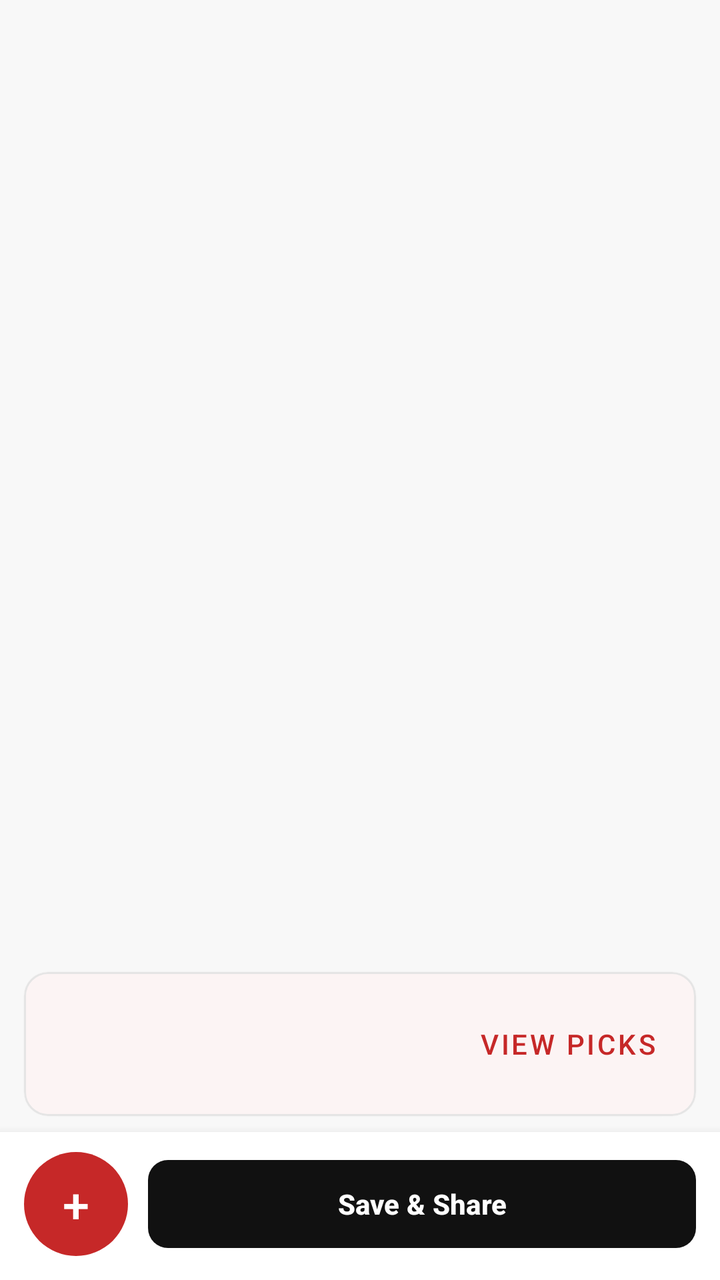
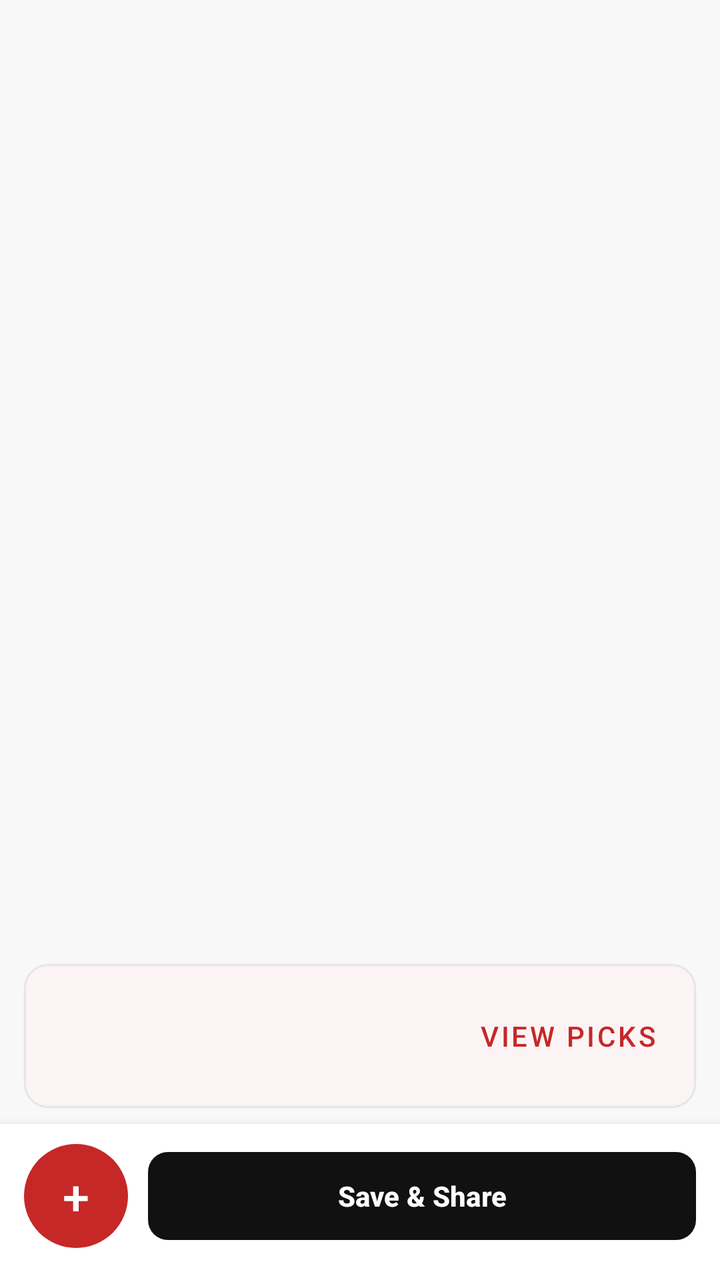

An Android layout rendered at two revisions. The XML below is the earlier revision; the diff shows what the commit changed to produce the second picture.
<!-- AndroidManifest.xml: application theme Theme.TirTirMCommerce -->
<!-- res/layout/page_routine_steps.xml -->
<?xml version="1.0" encoding="utf-8"?>
<LinearLayout xmlns:android="http://schemas.android.com/apk/res/android"
    xmlns:app="http://schemas.android.com/apk/res-auto"
    android:layout_width="match_parent"
    android:layout_height="match_parent"
    android:background="@color/tirtir_off_white"
    android:orientation="vertical">

    <androidx.recyclerview.widget.RecyclerView
        android:id="@+id/rvRoutineSteps"
        android:layout_width="match_parent"
        android:layout_height="0dp"
        android:layout_weight="1"
        android:clipToPadding="false"
        android:paddingStart="12dp"
        android:paddingTop="12dp"
        android:paddingEnd="12dp"
        android:paddingBottom="8dp" />

    <com.google.android.material.card.MaterialCardView
        android:id="@+id/cardRoutineSuggestion"
        android:layout_width="match_parent"
        android:layout_height="wrap_content"
        android:layout_marginStart="12dp"
        android:layout_marginEnd="12dp"
        android:layout_marginBottom="8dp"
        app:cardBackgroundColor="@color/tirtir_white"
        app:cardCornerRadius="12dp"
        app:cardElevation="1dp"
        app:strokeColor="@color/tirtir_border_gray"
        app:strokeWidth="1dp">

        <LinearLayout
            android:layout_width="match_parent"
            android:layout_height="wrap_content"
            android:gravity="center_vertical"
            android:orientation="horizontal"
            android:padding="12dp">

            <TextView
                android:id="@+id/tvRoutineSuggestion"
                android:layout_width="0dp"
                android:layout_height="wrap_content"
                android:layout_weight="1"
                android:textColor="@color/tirtir_black"
                android:textSize="13sp"
                android:textStyle="bold" />

            <com.google.android.material.button.MaterialButton
                android:id="@+id/btnViewRoutineSuggestion"
                style="@style/Widget.MaterialComponents.Button.TextButton"
                android:layout_width="wrap_content"
                android:layout_height="48dp"
                android:text="View picks"
                android:textColor="@color/tirtir_red_primary" />
        </LinearLayout>
    </com.google.android.material.card.MaterialCardView>

    <LinearLayout
        android:layout_width="match_parent"
        android:layout_height="wrap_content"
        android:background="@color/tirtir_white"
        android:elevation="8dp"
        android:gravity="center_vertical"
        android:orientation="horizontal"
        android:paddingStart="12dp"
        android:paddingTop="10dp"
        android:paddingEnd="12dp"
        android:paddingBottom="12dp">

        <com.google.android.material.button.MaterialButton
            android:id="@+id/btnAddRoutineStep"
            android:layout_width="52dp"
            android:layout_height="52dp"
            android:contentDescription="Add product"
            android:insetTop="0dp"
            android:insetBottom="0dp"
            android:padding="0dp"
            android:text="+"
            android:textColor="@color/tirtir_white"
            android:textSize="24sp"
            app:backgroundTint="@color/tirtir_red_primary"
            app:cornerRadius="26dp" />

        <com.google.android.material.button.MaterialButton
            android:id="@+id/btnSaveShareRoutine"
            android:layout_width="0dp"
            android:layout_height="52dp"
            android:layout_marginStart="10dp"
            android:layout_weight="1"
            android:enabled="false"
            android:text="Save &amp; Share"
            android:textColor="@color/tirtir_white"
            android:textStyle="bold"
            app:backgroundTint="@color/tirtir_black"
            app:cornerRadius="10dp" />
    </LinearLayout>
</LinearLayout>
<!-- resources referenced by this layout -->
<resources>
  <color name="tirtir_black">#111111</color>
  <color name="tirtir_border_gray">#E5E5E5</color>
  <color name="tirtir_off_white">#F8F8F8</color>
  <color name="tirtir_red_primary">#C62828</color>
  <color name="tirtir_white">#FFFFFF</color>
  <style name="Theme.TirTirMCommerce" parent="Base.Theme.TirTirMCommerce" />
  <style name="Base.Theme.TirTirMCommerce" parent="Theme.Material3.DayNight.NoActionBar">
          
          <item name="colorPrimary">@color/tirtir_red_primary</item>
          <item name="colorPrimaryDark">@color/tirtir_red_dark</item>
          <item name="colorPrimaryContainer">@color/tirtir_red_surface</item>
  
          
          <item name="colorOnPrimary">@color/tirtir_white</item>
          <item name="colorOnPrimaryContainer">@color/tirtir_red_primary</item>
  
          
          <item name="colorSecondary">@color/tirtir_black</item>
          <item name="colorOnSecondary">@color/tirtir_white</item>
  
          
          <item name="colorSurface">@color/tirtir_white</item>
          <item name="colorOnSurface">@color/tirtir_black</item>
          <item name="colorSurfaceVariant">@color/tirtir_off_white</item>
  
          
          <item name="android:windowBackground">@color/tirtir_off_white</item>
          <item name="android:statusBarColor">@color/tirtir_white</item>
          <item name="android:windowLightStatusBar">true</item>
  
          
          <item name="colorError">@color/tirtir_error</item>
      </style>
  <color name="tirtir_red_dark">#8E0000</color>
  <color name="tirtir_red_surface">#FFEBEE</color>
  <color name="tirtir_error">#D32F2F</color>
</resources>

<!-- the commit's change to res/layout/page_routine_steps.xml (unified diff, before → after) -->
@@ -15,7 +15,7 @@
         android:paddingStart="12dp"
         android:paddingTop="12dp"
         android:paddingEnd="12dp"
-        android:paddingBottom="8dp" />
+        android:paddingBottom="20dp" />
 
     <com.google.android.material.card.MaterialCardView
         android:id="@+id/cardRoutineSuggestion"
@@ -66,7 +66,7 @@
         android:paddingStart="12dp"
         android:paddingTop="10dp"
         android:paddingEnd="12dp"
-        android:paddingBottom="12dp">
+        android:paddingBottom="16dp">
 
         <com.google.android.material.button.MaterialButton
             android:id="@+id/btnAddRoutineStep"
